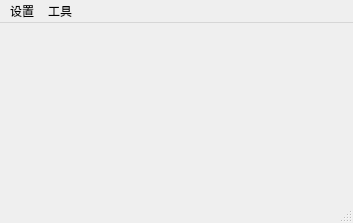
First picture: the form in ui/main.ui, repository tonquer/waifu2x-ncnn-vulkan-GUI, before the edit.
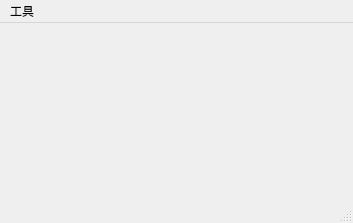
Second picture: the form after the edit.

```diff
--- a/ui/main.ui
+++ b/ui/main.ui
@@ -40,22 +40,15 @@
      <x>0</x>
      <y>0</y>
      <width>353</width>
-     <height>23</height>
+     <height>22</height>
     </rect>
    </property>
-   <widget class="QMenu" name="menusetting">
-    <property name="title">
-     <string>设置</string>
-    </property>
-    <addaction name="actionsetting"/>
-   </widget>
    <widget class="QMenu" name="menuabout">
     <property name="title">
      <string>工具</string>
     </property>
     <addaction name="actionabout"/>
    </widget>
-   <addaction name="menusetting"/>
    <addaction name="menuabout"/>
   </widget>
   <widget class="QStatusBar" name="statusbar"/>
```
Left out of the diff: 2 changed lines with no effect on the pictures.
